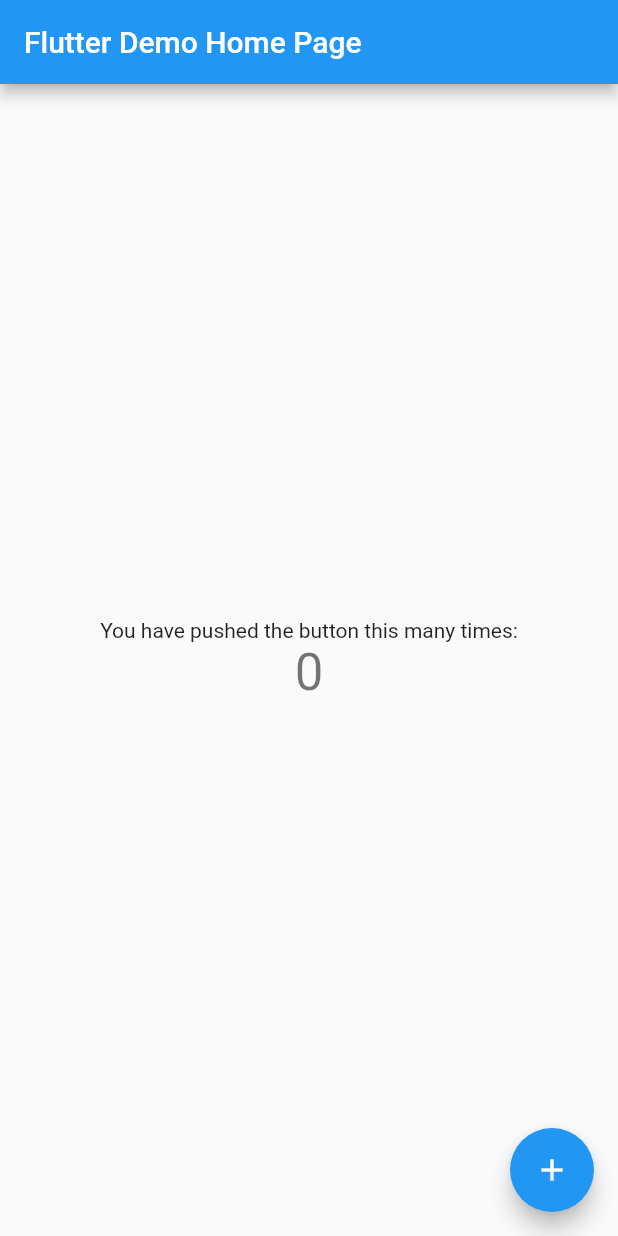
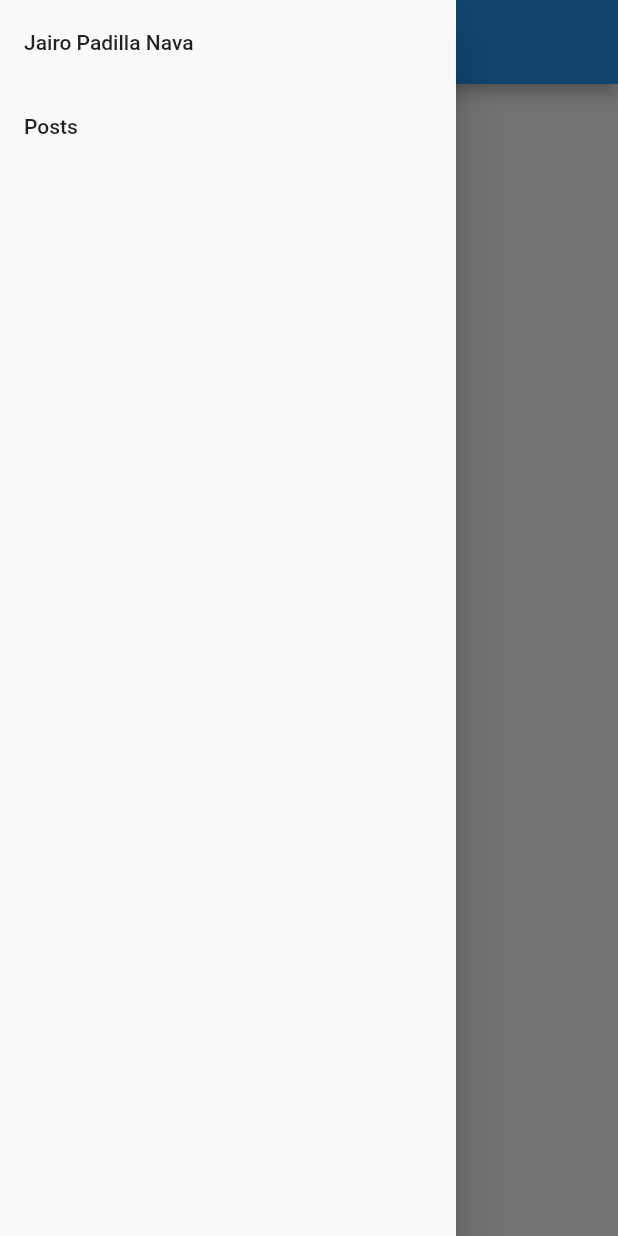
Before and after one commit to JairoPadillaN/flutter_authentication_with_laravel_sanctum, a Flutter app: the screen it shows after launch, with the side drawer open (before the commit the screen has no drawer), on a phone screen of 412 x 824 dp. Run offline on Flutter 3.47's test engine with Material 2 defaults, Android fonts, the phone set to English and light mode, and no system bars.

Commit message:
02 02 New flutter app and basic scaffolding

```diff
--- a/lib/main.dart
+++ b/lib/main.dart
@@ -1,4 +1,5 @@
 import 'package:flutter/material.dart';
+import 'package:flutter_authentication_with_laravel_sanctum/widgets/nav-drawer.dart';
 
 void main() {
   runApp(MyApp());
@@ -12,7 +13,7 @@ class MyApp extends StatelessWidget {
       theme: ThemeData(
         primarySwatch: Colors.blue,
       ),
-      home: MyHomePage(title: 'Flutter Demo Home Page'),
+      home: MyHomePage(title: 'Sanctum Authentication'),
     );
   }
 }
@@ -27,39 +28,14 @@ class MyHomePage extends StatefulWidget {
 }
 
 class _MyHomePageState extends State<MyHomePage> {
-  int _counter = 0;
-
-  void _incrementCounter() {
-    setState(() {
-      _counter++;
-    });
-  }
-
   @override
   Widget build(BuildContext context) {
     return Scaffold(
       appBar: AppBar(
         title: Text(widget.title),
       ),
-      body: Center(
-        child: Column(
-          mainAxisAlignment: MainAxisAlignment.center,
-          children: <Widget>[
-            Text(
-              'You have pushed the button this many times:',
-            ),
-            Text(
-              '$_counter',
-              style: Theme.of(context).textTheme.headline4,
-            ),
-          ],
-        ),
-      ),
-      floatingActionButton: FloatingActionButton(
-        onPressed: _incrementCounter,
-        tooltip: 'Increment',
-        child: Icon(Icons.add),
-      ),
+      drawer: NavDrawer(),
+      body: Center(child: Text('No has iniciado sesión')),
     );
   }
 }
--- /dev/null
+++ b/lib/widgets/nav-drawer.dart
@@ -0,0 +1,24 @@
+import 'package:flutter/material.dart';
+import 'package:flutter_authentication_with_laravel_sanctum/screen/posts-screen.dart';
+
+class NavDrawer extends StatelessWidget {
+  @override
+  Widget build(BuildContext context) {
+    return Drawer(
+      child: ListView(
+        children: [
+          ListTile(
+            title: Text('Jairo Padilla Nava'),
+          ),
+          ListTile(
+            title: Text('Posts'),
+            onTap: () {
+              Navigator.push(context,
+                  MaterialPageRoute(builder: (context) => PostsScreen()));
+            },
+          ),
+        ],
+      ),
+    );
+  }
+}
```
Also changed, not shown: lib/screen/posts-screen.dart (added, +22 -0 lines).
